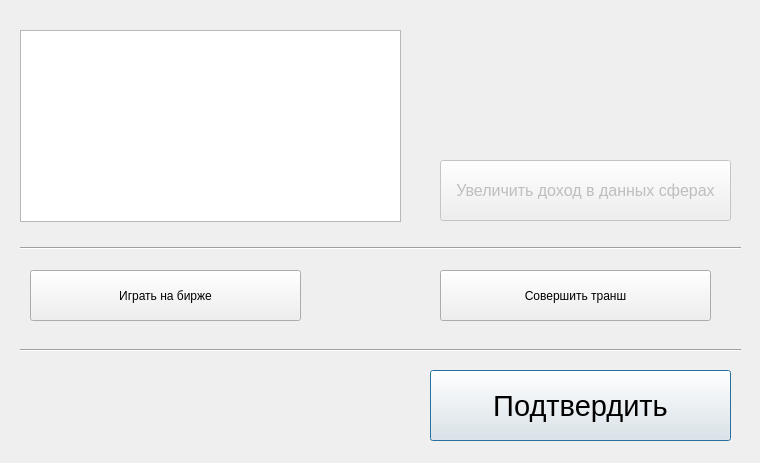
Before: the Qt Designer form ministrys/minfin.ui in vladyan18/MagaGame, drawn with Qt 5.
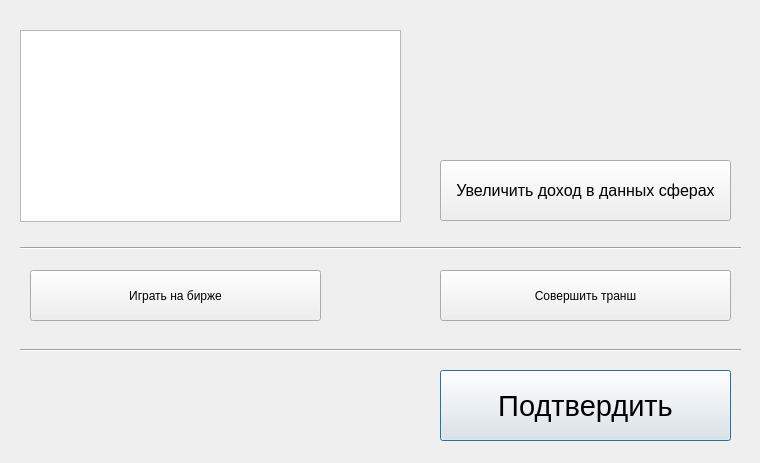
After: the same form once the commit is applied. Icons and pictures are not drawn.

Diff of the .ui file:
```diff
--- a/ministrys/minfin.ui
+++ b/ministrys/minfin.ui
@@ -29,9 +29,9 @@
    </property>
    <property name="geometry">
     <rect>
-     <x>430</x>
+     <x>440</x>
      <y>370</y>
-     <width>301</width>
+     <width>291</width>
      <height>71</height>
     </rect>
    </property>
@@ -46,7 +46,7 @@
   </widget>
   <widget class="QPushButton" name="investmentButton">
    <property name="enabled">
-    <bool>false</bool>
+    <bool>true</bool>
    </property>
    <property name="geometry">
     <rect>
@@ -70,7 +70,7 @@
     <rect>
      <x>30</x>
      <y>270</y>
-     <width>271</width>
+     <width>291</width>
      <height>51</height>
     </rect>
    </property>
@@ -109,7 +109,7 @@
     <rect>
      <x>440</x>
      <y>270</y>
-     <width>271</width>
+     <width>291</width>
      <height>51</height>
     </rect>
    </property>
```
